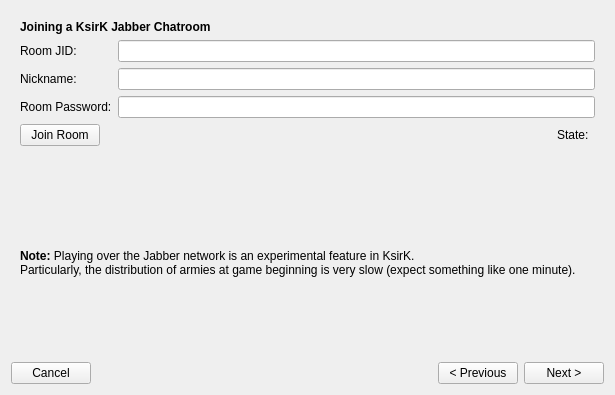
Above: ksirk/Dialogs/jabbergameui.ui from KDE/ksirk before the change. Below: the same form after it.
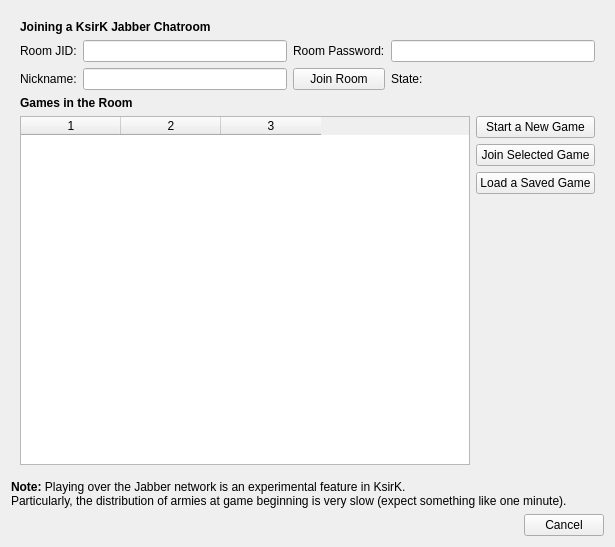
That is the form after the change. The open tabs and pages were chosen to show the change. Custom widgets are drawn as their Qt base class.

Commit message: Second version of Jabber integration, first iteration finished

What changed in the file:
```diff
--- a/ksirk/Dialogs/jabbergameui.ui
+++ b/ksirk/Dialogs/jabbergameui.ui
@@ -6,7 +6,7 @@
     <x>0</x>
     <y>0</y>
     <width>615</width>
-    <height>395</height>
+    <height>547</height>
    </rect>
   </property>
   <property name="windowTitle" >
@@ -138,104 +138,64 @@
        </item>
        <item>
         <layout class="QGridLayout" name="gridLayout_2" >
-         <item row="0" column="0" >
+         <item row="1" column="0" >
           <widget class="QLabel" name="label_3" >
            <property name="text" >
             <string>Room JID:</string>
            </property>
           </widget>
          </item>
-         <item row="0" column="1" >
+         <item row="1" column="1" >
           <widget class="KLineEdit" name="roomjid" />
          </item>
-         <item row="1" column="0" >
+         <item row="2" column="0" >
           <widget class="QLabel" name="label_4" >
            <property name="text" >
             <string>Nickname:</string>
            </property>
           </widget>
          </item>
-         <item row="1" column="1" >
+         <item row="2" column="1" >
           <widget class="KLineEdit" name="nickname" />
          </item>
-         <item row="2" column="0" >
+         <item row="1" column="2" >
           <widget class="QLabel" name="label_5" >
            <property name="text" >
             <string>Room Password:</string>
            </property>
           </widget>
          </item>
-         <item row="2" column="1" >
+         <item row="1" column="3" >
           <widget class="KLineEdit" name="roompassword" >
            <property name="echoMode" >
             <enum>QLineEdit::Password</enum>
            </property>
           </widget>
          </item>
-        </layout>
-       </item>
-       <item>
-        <layout class="QHBoxLayout" name="horizontalLayout_3" >
-         <item>
+         <item row="2" column="2" >
           <widget class="KPushButton" name="joinroombutton" >
            <property name="text" >
             <string>Join Room</string>
            </property>
           </widget>
          </item>
-         <item>
-          <spacer name="horizontalSpacer_3" >
-           <property name="orientation" >
-            <enum>Qt::Horizontal</enum>
-           </property>
-           <property name="sizeHint" stdset="0" >
-            <size>
-             <width>40</width>
-             <height>20</height>
-            </size>
-           </property>
-          </spacer>
-         </item>
-         <item>
-          <widget class="QLabel" name="label_10" >
-           <property name="text" >
-            <string>State:</string>
-           </property>
-          </widget>
-         </item>
-         <item>
-          <widget class="KLed" name="chatroomstateled" />
+         <item row="2" column="3" >
+          <layout class="QHBoxLayout" name="horizontalLayout_3" >
+           <item>
+            <widget class="QLabel" name="label_10" >
+             <property name="text" >
+              <string>State:</string>
+             </property>
+            </widget>
+           </item>
+           <item>
+            <widget class="KLed" name="chatroomstateled" />
+           </item>
+          </layout>
          </item>
         </layout>
        </item>
        <item>
-        <spacer name="verticalSpacer_2" >
-         <property name="orientation" >
-          <enum>Qt::Vertical</enum>
-         </property>
-         <property name="sizeHint" stdset="0" >
-          <size>
-           <width>20</width>
-           <height>97</height>
-          </size>
-         </property>
-        </spacer>
-       </item>
-       <item>
-        <widget class="QLabel" name="label_11" >
-         <property name="text" >
-          <string>&lt;b>Note:&lt;/b> Playing over the Jabber network is an experimental feature in KsirK.&lt;br/>Particularly, the distribution of armies at game beginning is very slow (expect something like one minute).</string>
-         </property>
-         <property name="wordWrap" >
-          <bool>true</bool>
-         </property>
-        </widget>
-       </item>
-      </layout>
-     </widget>
-     <widget class="QWidget" name="roomgamespage" >
-      <layout class="QGridLayout" name="gridLayout" >
-       <item row="0" column="0" >
         <widget class="QLabel" name="label_6" >
          <property name="font" >
           <font>
@@ -244,11 +204,11 @@
           </font>
          </property>
          <property name="text" >
-          <string>Games in the room</string>
+          <string>Games in the Room</string>
          </property>
         </widget>
        </item>
-       <item row="1" column="0" >
+       <item>
         <layout class="QHBoxLayout" name="horizontalLayout" >
          <item>
           <widget class="QTableWidget" name="jabberTable" >
@@ -317,27 +277,17 @@
     </widget>
    </item>
    <item row="1" column="0" >
-    <spacer name="verticalSpacer_3" >
-     <property name="orientation" >
-      <enum>Qt::Vertical</enum>
+    <widget class="QLabel" name="label_11" >
+     <property name="text" >
+      <string>&lt;b>Note:&lt;/b> Playing over the Jabber network is an experimental feature in KsirK.&lt;br/>Particularly, the distribution of armies at game beginning is very slow (expect something like one minute).</string>
      </property>
-     <property name="sizeHint" stdset="0" >
-      <size>
-       <width>20</width>
-       <height>59</height>
-      </size>
+     <property name="wordWrap" >
+      <bool>true</bool>
      </property>
-    </spacer>
+    </widget>
    </item>
    <item row="2" column="0" >
     <layout class="QHBoxLayout" name="horizontalLayout_2" >
-     <item>
-      <widget class="KPushButton" name="cancelbutton" >
-       <property name="text" >
-        <string>Cancel</string>
-       </property>
-      </widget>
-     </item>
      <item>
       <spacer name="horizontalSpacer" >
        <property name="orientation" >
@@ -352,16 +302,9 @@
       </spacer>
      </item>
      <item>
-      <widget class="KPushButton" name="previousbutton" >
+      <widget class="KPushButton" name="cancelbutton" >
        <property name="text" >
-        <string>&lt; Previous</string>
-       </property>
-      </widget>
-     </item>
-     <item>
-      <widget class="KPushButton" name="nextbutton" >
-       <property name="text" >
-        <string>Next ></string>
+        <string>Cancel</string>
        </property>
       </widget>
      </item>
```
Left out of the diff: 41 changed lines with no effect on the pictures. The commit also changes 11 other files.
